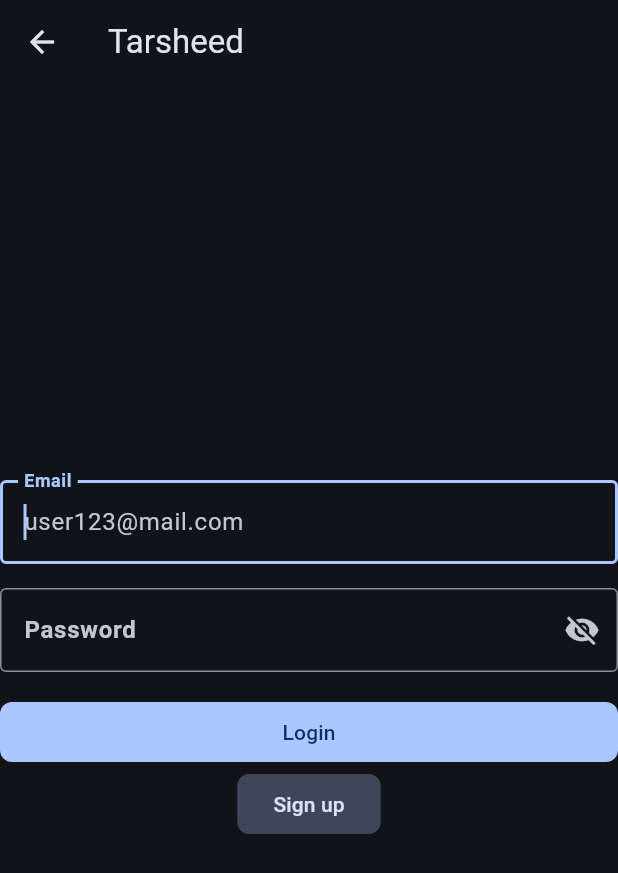
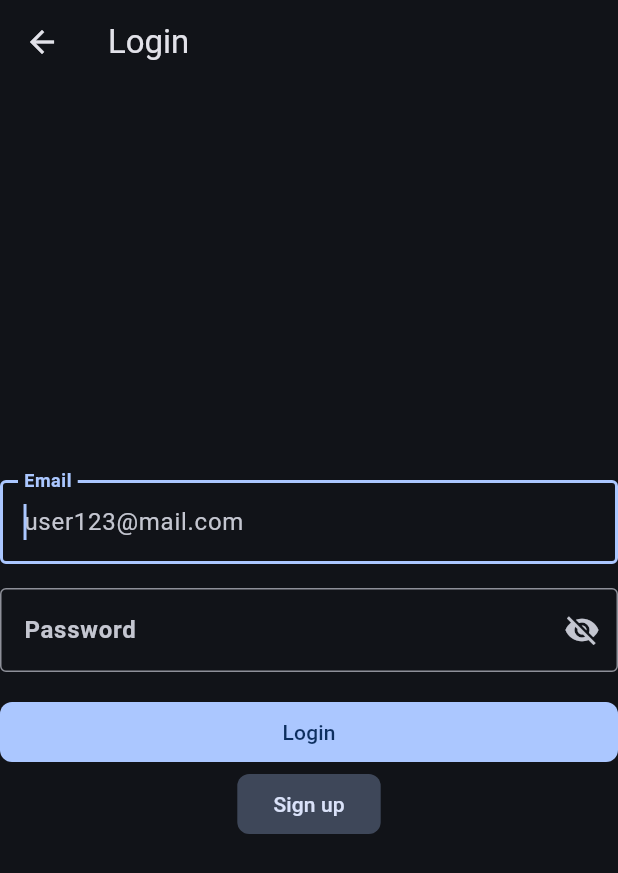
Before and after one commit to hassan1091/tarsheed, a Flutter app: the screen it shows after launch, after a tap on "Login", on a phone screen of 412 x 824 dp. Shown: the top 873 px of the screen. Run offline on Flutter 3.47's test engine with Material 3 defaults, Android fonts, the phone set to English and light mode, and no system bars; our stand-ins replace firebase_auth, firebase_core, gap; accounts and stored records are empty; generated files the repository leaves out were written again.

Commit message:
reformat folder structure to feature-based architecture

```diff
--- /dev/null
+++ b/lib/core/constants/app_constants.dart
@@ -0,0 +1,10 @@
+import 'package:flutter/material.dart';
+
+class AppConstants {
+  // App-wide static text
+  static const String appName = 'Tarsheed';
+
+  // Color constants
+  static const Color primaryColor = Color(0xFF007FFF);
+  static const Color backgroundColor = Color(0x2E2E3EFF);
+}
--- a/lib/main.dart
+++ b/lib/main.dart
@@ -1,9 +1,11 @@
 import 'package:firebase_auth/firebase_auth.dart';
 import 'package:firebase_core/firebase_core.dart';
 import 'package:flutter/material.dart';
-import 'package:tarsheed/firebase_options.dart';
-import 'package:tarsheed/screens/home/home_screen.dart';
-import 'package:tarsheed/screens/main/main_screen.dart';
+import 'package:tarsheed/config//firebase_options.dart';
+import 'package:tarsheed/core/constants/app_constants.dart';
+import 'package:tarsheed/modules/home/home_screen.dart';
+import 'package:tarsheed/modules/main/main_screen.dart';
+import 'package:tarsheed/shared/themes/app_theme.dart';
 
 Future<void> main() async {
   WidgetsFlutterBinding.ensureInitialized();
@@ -19,23 +21,9 @@ class MyApp extends StatelessWidget {
 
   @override
   Widget build(BuildContext context) {
-    const primary = Color(0xFF007FFF);
     return MaterialApp(
-      title: 'Tarsheed',
-      theme: ThemeData(
-        colorScheme: ColorScheme.fromSeed(
-          seedColor: primary,
-          background: const Color(0x2e2e3eff),
-          brightness: Brightness.dark,
-        ),
-        appBarTheme: const AppBarTheme(backgroundColor: Colors.transparent),
-        filledButtonTheme: const FilledButtonThemeData(
-          style: ButtonStyle(
-              shape: MaterialStatePropertyAll(RoundedRectangleBorder(
-                  borderRadius: BorderRadius.all(Radius.circular(8))))),
-        ),
-        useMaterial3: true,
-      ),
+      title: AppConstants.appName,
+      theme: AppTheme.darkTheme,
       home: FirebaseAuth.instance.currentUser == null
           ? const MainScreen()
           : const HomeScreen(),
--- a/lib/screens/home/home_screen.dart
+++ b/lib/modules/home/home_screen.dart
@@ -1,6 +1,7 @@
 import 'package:flutter/cupertino.dart';
 import 'package:flutter/material.dart';
-import 'package:tarsheed/screens/home/views/home_view.dart';
+import 'package:tarsheed/core/constants/app_constants.dart';
+import 'package:tarsheed/modules/home/views/home_view.dart';
 
 class HomeScreen extends StatefulWidget {
   const HomeScreen({super.key});
@@ -25,7 +26,7 @@ class _HomeScreenState extends State<HomeScreen> {
       appBar: AppBar(
         title: const Align(
           alignment: Alignment.center,
-          child: Text('Tarsheed'),
+          child: Text(AppConstants.appName),
         ),
         actions: [
           IconButton(
--- a/lib/screens/home/views/home_view.dart
+++ b/lib/modules/home/views/home_view.dart
@@ -1,6 +1,6 @@
 import 'package:flutter/material.dart';
 import 'package:gap/gap.dart';
-import 'package:tarsheed/widgets/gradient_card.dart';
+import 'package:tarsheed/shared/widgets/gradient_card.dart';
 
 class HomeView extends StatelessWidget {
   const HomeView({super.key});
--- a/lib/screens/login/login_screen.dart
+++ b/lib/modules/login/login_screen.dart
@@ -1,9 +1,10 @@
 import 'package:flutter/material.dart';
 import 'package:gap/gap.dart';
-import 'package:tarsheed/helper/field_validation.dart';
-import 'package:tarsheed/screens/home/home_screen.dart';
-import 'package:tarsheed/screens/signup/signup_screen.dart';
-import 'package:tarsheed/widgets/my_text_form_field.dart';
+import 'package:tarsheed/core/constants/app_constants.dart';
+import 'package:tarsheed/core/utils/field_validation.dart';
+import 'package:tarsheed/modules/home/home_screen.dart';
+import 'package:tarsheed/modules/signup/signup_screen.dart';
+import 'package:tarsheed/shared/widgets/my_text_form_field.dart';
 
 class LoginScreen extends StatefulWidget {
   const LoginScreen({super.key});
@@ -22,7 +23,7 @@ class _LoginScreenState extends State<LoginScreen> {
   Widget build(BuildContext context) {
     return Scaffold(
       appBar: AppBar(
-        title: const Text('Tarsheed'),
+        title: const Text("Login"),
       ),
       body: Center(
         child: Form(
--- a/lib/screens/main/main_screen.dart
+++ b/lib/modules/main/main_screen.dart
@@ -1,7 +1,8 @@
 import 'package:flutter/cupertino.dart';
 import 'package:flutter/material.dart';
-import 'package:tarsheed/screens/login/login_screen.dart';
-import 'package:tarsheed/screens/signup/signup_screen.dart';
+import 'package:tarsheed/core/constants/app_constants.dart';
+import 'package:tarsheed/modules/login/login_screen.dart';
+import 'package:tarsheed/modules/signup/signup_screen.dart';
 
 class MainScreen extends StatelessWidget {
   const MainScreen({super.key});
@@ -10,7 +11,7 @@ class MainScreen extends StatelessWidget {
   Widget build(BuildContext context) {
     return Scaffold(
       appBar: AppBar(
-        title: const Text('Tarsheed'),
+        title: const Text(AppConstants.appName),
       ),
       body: Center(
         child: SingleChildScrollView(
--- a/lib/screens/signup/signup_screen.dart
+++ b/lib/modules/signup/signup_screen.dart
@@ -1,8 +1,8 @@
 import 'package:flutter/material.dart';
 import 'package:gap/gap.dart';
-import 'package:tarsheed/helper/field_validation.dart';
-import 'package:tarsheed/screens/login/login_screen.dart';
-import 'package:tarsheed/widgets/my_text_form_field.dart';
+import 'package:tarsheed/core/utils/field_validation.dart';
+import 'package:tarsheed/modules/login/login_screen.dart';
+import 'package:tarsheed/shared/widgets/my_text_form_field.dart';
 
 class SignupScreen extends StatefulWidget {
   const SignupScreen({super.key});
--- /dev/null
+++ b/lib/shared/themes/app_theme.dart
@@ -0,0 +1,19 @@
+import 'package:flutter/material.dart';
+import 'package:tarsheed/core/constants/app_constants.dart';
+
+class AppTheme {
+  static ThemeData darkTheme = ThemeData(
+    colorScheme: ColorScheme.fromSeed(
+      seedColor: AppConstants.primaryColor,
+      background: AppConstants.backgroundColor,
+      brightness: Brightness.dark,
+    ),
+    appBarTheme: const AppBarTheme(backgroundColor: Colors.transparent),
+    filledButtonTheme: const FilledButtonThemeData(
+      style: ButtonStyle(
+          shape: MaterialStatePropertyAll(RoundedRectangleBorder(
+              borderRadius: BorderRadius.all(Radius.circular(8))))),
+    ),
+    useMaterial3: true,
+  );
+}
```
Also changed, not shown: lib/config/firebase_options.example.dart (renamed from lib/firebase_options.example.dart), lib/core/utils/field_validation.dart (renamed from lib/helper/field_validation.dart), lib/shared/widgets/gradient_card.dart (renamed from lib/widgets/gradient_card.dart), lib/shared/widgets/my_text_form_field.dart (renamed from lib/widgets/my_text_form_field.dart).
